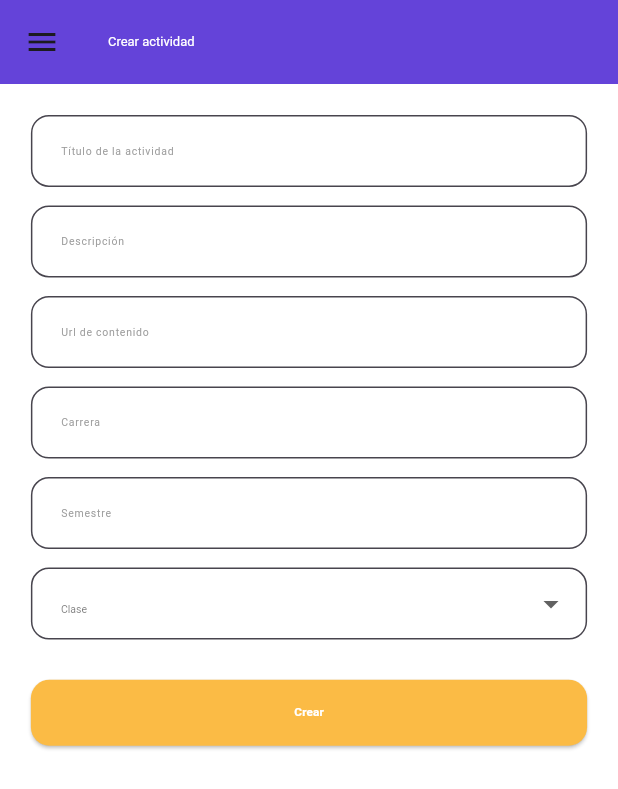
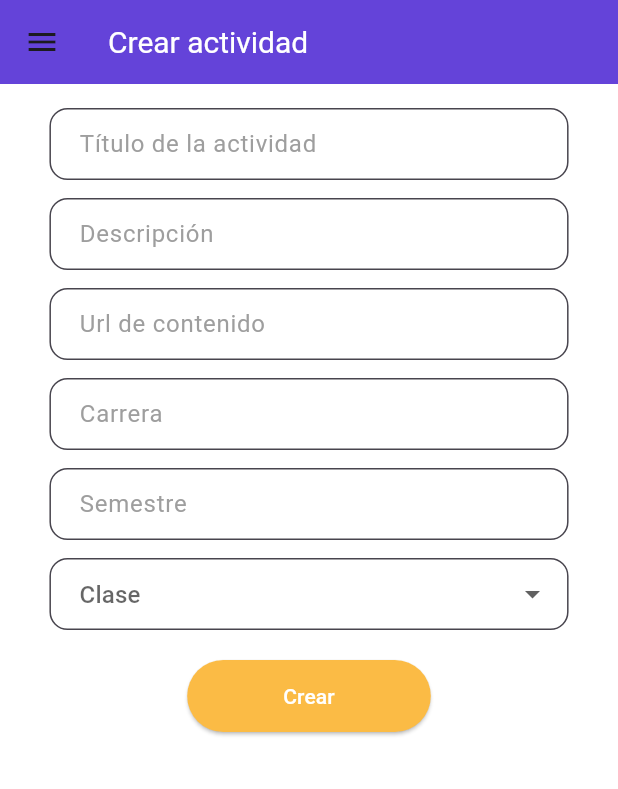
Before and after one commit to Sammy1228/appClasstech, a Flutter app: the CrearActividadPage screen opened directly, on a phone screen of 412 x 824 dp. Shown: the top 789 px of the screen. Run offline on Flutter 3.47's test engine with Material 3 defaults, Android fonts, the phone set to English and light mode, and no system bars; our stand-ins replace cloud_firestore, firebase_auth, firebase_core, shared_preferences; accounts and stored records are empty.

Commit message:
se mejoro el diseño de la pantalla de crear actividad con ciertos atributos de la clase responsive.dart

```diff
--- a/lib/crearactividad.dart
+++ b/lib/crearactividad.dart
@@ -9,77 +9,73 @@ class CrearActividadPage extends StatelessWidget {
   @override
   Widget build(BuildContext context) {
     final responsive = Responsive(context);
+
     return Scaffold(
       backgroundColor: AppTheme.backgroundColor,
       appBar: AppBar(
         backgroundColor: AppTheme.primaryColor,
-        title: Text(
-          "Crear actividad",
-          style: TextStyle(
-            fontSize: responsive.dp(2.1),
-            color: AppTheme.backgroundColor,
-          ),
-        ),
+        title: const Text("Crear actividad"),
+        titleTextStyle: const TextStyle(fontSize: 20, color: Colors.white),
       ),
       drawer: const CustomDrawer(),
       body: SingleChildScrollView(
-        padding: EdgeInsets.all(responsive.wp(5)),
+        padding: EdgeInsets.symmetric(horizontal: responsive.horizontalPadding, vertical: 16),
+        child: Center(
+          child: ConstrainedBox(
+            constraints: BoxConstraints(maxWidth: responsive.fieldWidth),
             child: Column(
-          crossAxisAlignment: CrossAxisAlignment.stretch,
               children: [
-            _buildTextField(responsive, "Título de la actividad"),
-            SizedBox(height: responsive.hp(1.5)),
-            _buildTextField(responsive, "Descripción"),
-            SizedBox(height: responsive.hp(1.5)),
-            _buildTextField(responsive, "Url de contenido"),
-            SizedBox(height: responsive.hp(1.5)),
-            _buildTextField(responsive, "Carrera"),
-            SizedBox(height: responsive.hp(1.5)),
-            _buildTextField(responsive, "Semestre"),
-            SizedBox(height: responsive.hp(1.5)),
+                TextField(
+                  decoration: AppTheme.inputDecoration("Título de la actividad"),
+                ),
+                const SizedBox(height: 12),
+                TextField(
+                  decoration: AppTheme.inputDecoration("Descripción"),
+                ),
+                const SizedBox(height: 12),
+                TextField(
+                  decoration: AppTheme.inputDecoration("Url de contenido"),
+                ),
+                const SizedBox(height: 12),
+                TextField(
+                  decoration: AppTheme.inputDecoration("Carrera"),
+                ),
+                const SizedBox(height: 12),
+                TextField(
+                  decoration: AppTheme.inputDecoration("Semestre"),
+                ),
+                const SizedBox(height: 12),
 
-            // Dropdown adaptativo
                 DropdownButtonFormField<String>(
                   items: ["Clase A", "Clase B", "Clase C"]
                       .map((e) => DropdownMenuItem(value: e, child: Text(e)))
                       .toList(),
                   onChanged: (value) {},
                   decoration: AppTheme.inputDecoration("Clase"),
-              style: TextStyle(fontSize: responsive.dp(1.7)),
                 ),
-            SizedBox(height: responsive.hp(3)),
+                const SizedBox(height: 20),
 
                 ElevatedButton(
                   style: ElevatedButton.styleFrom(
                     backgroundColor: AppTheme.secondaryColor,
                     shape: RoundedRectangleBorder(
-                  borderRadius: BorderRadius.circular(responsive.dp(3)),
-                ),
-                padding: EdgeInsets.symmetric(
-                  vertical: responsive.hp(2),
-                  horizontal: responsive.wp(5),
+                      borderRadius: BorderRadius.circular(30),
                     ),
                   ),
                   onPressed: () {},
+                  child: const Padding(
+                    padding: EdgeInsets.symmetric(horizontal: 40, vertical: 14),
                     child: Text(
                       "Crear",
-                style: TextStyle(
-                  color: AppTheme.backgroundColor,
-                  fontSize: responsive.dp(1.9),
-                  fontWeight: FontWeight.w600,
+                      style: TextStyle(color: Colors.white),
                     ),
                   ),
                 ),
               ],
             ),
           ),
-    );
-  }
-
-  Widget _buildTextField(Responsive responsive, String label) {
-    return TextField(
-      decoration: AppTheme.inputDecoration(label),
-      style: TextStyle(fontSize: responsive.dp(1.7)),
+        ),
+      ),
     );
   }
 }
```
Lines whose indentation alone changed are shown as unchanged.
